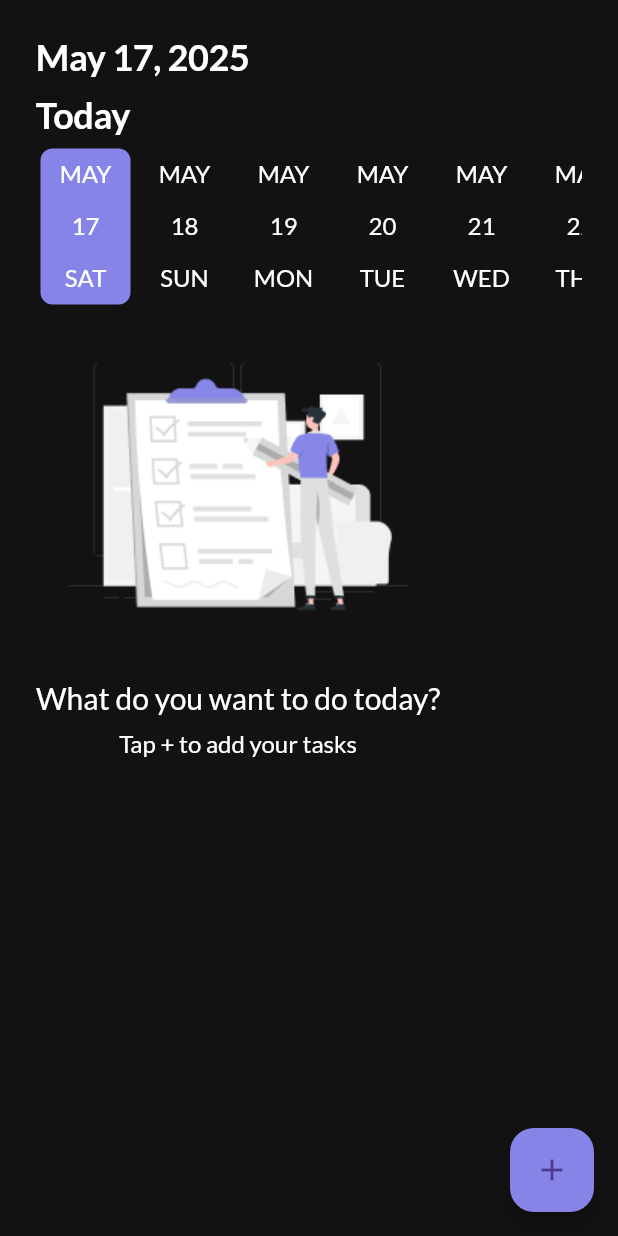
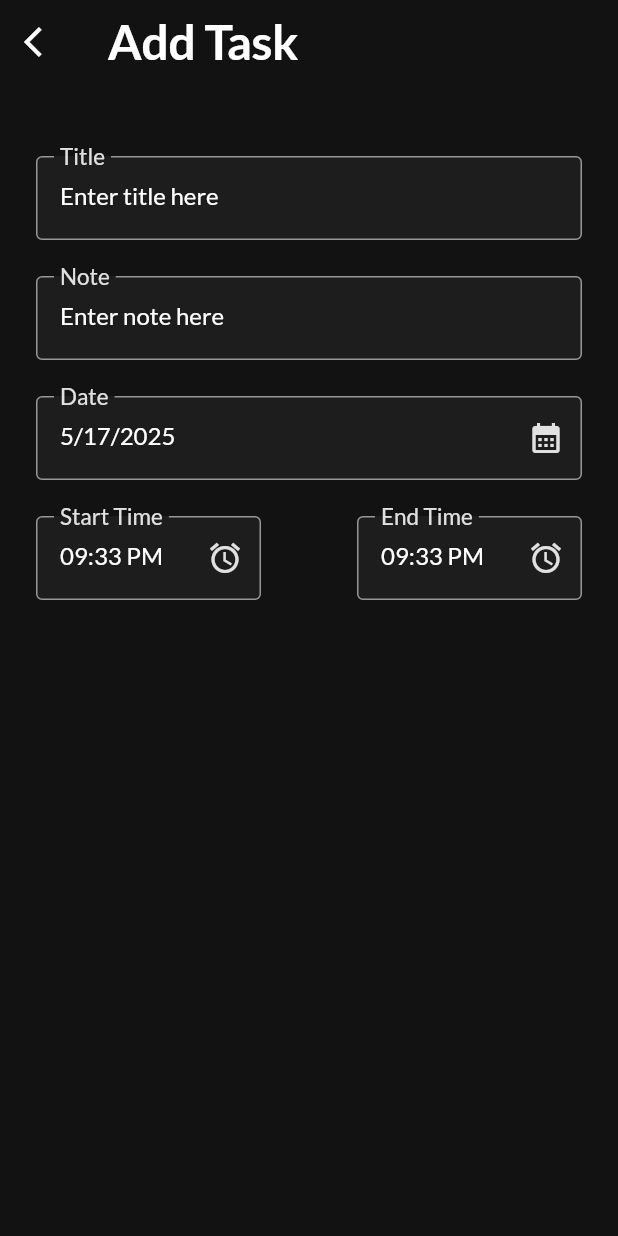
Before and after one commit to ahmedhussien12/up_todo, a Flutter app: the HomeScreen screen opened by its route, after a tap on the "add" icon, on a phone screen of 412 x 824 dp. Run offline on Flutter 3.47's test engine with Material 3 defaults, Android fonts, the phone set to English and light mode, and no system bars; drawn by our look-alikes of date_picker_timeline; our stand-ins replace get_it, google_fonts, shared_preferences, smooth_page_indicator; accounts and stored records are empty.

Commit message:
create add task add task components create task bottom sheet create task components

```diff
--- a/lib/app/app.dart
+++ b/lib/app/app.dart
@@ -5,6 +5,8 @@ import 'package:up_todo/core/utils/app_texts.dart';
 import 'package:up_todo/features/auth/presentation/screens/on_boarding_screens/on_boarding_screen.dart';
 import 'package:up_todo/features/auth/presentation/screens/splash_screen/splash_screen.dart';
 import 'package:up_todo/features/task/presentation/screens/home_screen.dart';
+
+import '../features/add_task/presentation/screens/add_task.dart';
 
 GlobalKey<NavigatorState> navigatorKey = GlobalKey();
 
@@ -22,6 +24,7 @@ class UpTodo extends StatelessWidget {
         'Splash': (context) => const SplashScreen(),
         'OnBoarding': (context) => const OnBoardingScreen(),
         'Home': (context) => const HomeScreen(),
+        'AddTask': (context) => const AddTask(),
       },
       theme: getAppThemeData(),
       darkTheme: getAppDarkThemeData(),
--- a/lib/core/theme/theme.dart
+++ b/lib/core/theme/theme.dart
@@ -35,11 +35,7 @@ ThemeData getAppThemeData() {
 ThemeData getAppDarkThemeData() {
   return ThemeData(
     scaffoldBackgroundColor: AppColors.c1,
-    appBarTheme: const AppBarTheme(
-      centerTitle: true,
-      backgroundColor: AppColors.backgroundColor,
-      elevation: 0,
-    ),
+
     textTheme: TextTheme(
       displayLarge: GoogleFonts.lato(
         fontSize: 32,
@@ -55,5 +51,6 @@ ThemeData getAppDarkThemeData() {
         shape: RoundedRectangleBorder(borderRadius: BorderRadius.circular(4)),
       ),
     ),
+
   );
 }
--- a/lib/core/utils/app_colors.dart
+++ b/lib/core/utils/app_colors.dart
@@ -10,7 +10,8 @@ class AppColors {
   static const c4 = Color(0xff4181CC);
   static const c5 = Color(0xffCC8441);
   static const c6 = Color(0xff9741CC);
-  static const textFilled = Color(0xff1D1D1D);
   static const textFilledBorder = Color(0xff979797);
   static const bottomSheetBackground = Color(0xff424242);
+  static const deleteTaskColor = Color(0xffE57373);
+  static const textFilledFillColor = Color(0xff1D1D1D);
 }
--- a/lib/core/utils/app_texts.dart
+++ b/lib/core/utils/app_texts.dart
@@ -17,10 +17,10 @@ class AppTexts {
   static const String noTaskTitle = 'What do you want to do today?';
   static const String noTaskSubTitle = 'Tap + to add your tasks';
   static const String addTask = 'Add Task';
-  static const String tilte = 'Title';
-  static const String tilteHint = 'Enter title here';
+  static const String title = 'Title';
+  static const String titleHint = 'Enter title here';
   static const String note = 'Note';
-  static const String notehint = 'Enter note here';
+  static const String noteHint = 'Enter note here';
   static const String date = 'Date';
   static const String startTime = 'Start Time';
   static const String endTime = 'End Time';
--- /dev/null
+++ b/lib/core/widgets/bottom_sheet_button.dart
@@ -0,0 +1,29 @@
+import 'package:flutter/material.dart';
+
+class BottomSheetButton extends StatelessWidget {
+  const BottomSheetButton({
+    super.key, this.color, required this.text,
+  });
+
+  final Color? color;
+  final String text;
+
+  @override
+  Widget build(BuildContext context) {
+    return Container(
+      padding: EdgeInsets.symmetric(vertical: 12,horizontal: 94),
+      margin: EdgeInsets.only(bottom: 24),
+      height: 48,
+      decoration: BoxDecoration(
+        color:color,
+        borderRadius: BorderRadius.circular(8),
+      ),
+      child: Center(
+        child: Text(
+          text,
+          style: Theme.of(context).textTheme.displayMedium,
+        ),
+      ),
+    );
+  }
+}
--- /dev/null
+++ b/lib/core/widgets/custom_text_filled.dart
@@ -0,0 +1,44 @@
+import 'package:flutter/material.dart';
+
+import '../utils/app_colors.dart';
+
+class CustomTextFilled extends StatelessWidget {
+  const CustomTextFilled({
+    super.key,
+    required this.hintText,
+    this.label,
+    this.suffixIcon, this.controller,
+  });
+
+  final String hintText;
+  final Widget? label;
+  final Widget? suffixIcon;
+  final TextEditingController? controller;
+
+  @override
+  Widget build(BuildContext context) {
+    return TextFormField(
+      cursorColor: AppColors.primaryColor,
+      controller:controller ,
+      readOnly: suffixIcon != null ? true : false,
+
+      decoration: InputDecoration(
+        hintText: hintText,
+        hintStyle: Theme.of(context).textTheme.displayMedium,
+        label: label,
+        floatingLabelBehavior: FloatingLabelBehavior.always,
+        suffixIcon: suffixIcon,
+        filled: true,
+        fillColor: AppColors.textFilledFillColor,
+        enabledBorder: OutlineInputBorder(
+          borderRadius: BorderRadius.circular(4),
+          borderSide: BorderSide(color: AppColors.textFilledBorder),
+        ),
+        focusedBorder: OutlineInputBorder(
+          borderRadius: BorderRadius.circular(4),
+          borderSide: BorderSide(color: AppColors.textFilledBorder),
+        ),
+      ),
+    );
+  }
+}
--- /dev/null
+++ b/lib/core/widgets/no_Task.dart
@@ -0,0 +1,31 @@
+import 'package:flutter/material.dart';
+
+import '../utils/app_assets.dart';
+import '../utils/app_texts.dart';
+
+class NoTask extends StatelessWidget {
+  const NoTask({super.key});
+
+  @override
+  Widget build(BuildContext context) {
+    return Center(
+      child: Column(
+        children: [
+          Image.asset(AppAssets.noTasks),
+          SizedBox(height: 10),
+          Text(
+            AppTexts.noTaskTitle,
+            style: Theme.of(
+              context,
+            ).textTheme.displayMedium!.copyWith(fontSize: 20),
+          ),
+          SizedBox(height: 10),
+          Text(
+            AppTexts.noTaskSubTitle,
+            style: Theme.of(context).textTheme.displayMedium,
+          ),
+        ],
+      ),
+    );
+  }
+}
--- /dev/null
+++ b/lib/core/widgets/task_components.dart
@@ -0,0 +1,96 @@
+import 'package:flutter/material.dart';
+
+import '../utils/app_colors.dart';
+import '../utils/app_texts.dart';
+import 'bottom_sheet_button.dart';
+
+class TaskComponent extends StatelessWidget {
+  const TaskComponent({super.key});
+
+  @override
+  Widget build(BuildContext context) {
+    return GestureDetector(
+      onTap: () {
+        showModalBottomSheet(
+          context: context,
+          builder:
+              (context) => Container(
+            color: AppColors.bottomSheetBackground,
+            padding: EdgeInsets.all(24),
+            width: double.infinity,
+            child: Column(
+              crossAxisAlignment: CrossAxisAlignment.stretch,
+              mainAxisSize: MainAxisSize.min,
+              children: [
+                BottomSheetButton(text: AppTexts.taskCompleted,color: AppColors.primaryColor,),
+                BottomSheetButton(text: AppTexts.deleteTask,color: AppColors.deleteTaskColor,),
+                BottomSheetButton(text: AppTexts.cancel,color: AppColors.primaryColor,),
+              ],
+            ),
+          ),
+        );
+      },
+      child: Container(
+        height: 128,
+        padding: EdgeInsets.all(8),
+        margin: EdgeInsets.only(bottom: 16),
+        decoration: BoxDecoration(
+          color: AppColors.c1,
+          borderRadius: BorderRadius.circular(16),
+        ),
+        // Row
+        child: Row(
+          children: [
+            // column
+            Expanded(
+              child: Column(
+                crossAxisAlignment: CrossAxisAlignment.start,
+                children: [
+                  //Text
+                  Text(
+                    'Task1',
+                    style: Theme.of(
+                      context,
+                    ).textTheme.displayMedium!.copyWith(fontSize: 24),
+                  ),
+                  SizedBox(height: 8),
+                  Row(
+                    mainAxisAlignment: MainAxisAlignment.start,
+                    children: [
+                      Icon(Icons.alarm, color: Colors.white),
+                      SizedBox(width: 8),
+                      Text(
+                        '09:33 PM - 09:48 PM',
+                        style: Theme.of(
+                          context,
+                        ).textTheme.displayMedium!.copyWith(fontSize: 16),
+                      ),
+                    ],
+                  ),
+                  SizedBox(height: 8),
+                  Text(
+                    'Learn flutter',
+                    style: Theme.of(
+                      context,
+                    ).textTheme.displayMedium!.copyWith(fontSize: 24),
+                  ),
+                ],
+              ),
+            ),
+            Container(height: 75, width: 1, color: Colors.white),
+            SizedBox(width: 10),
+            RotatedBox(
+              quarterTurns: 3,
+              child: Text(
+                AppTexts.toDo,
+                style: Theme.of(
+                  context,
+                ).textTheme.displayMedium!.copyWith(fontSize: 16),
+              ),
+            ),
+          ],
+        ),
+      ),
+    );
+  }
+}
--- /dev/null
+++ b/lib/features/add_task/presentation/components/add_task_components.dart
@@ -0,0 +1,121 @@
+import 'package:flutter/material.dart';
+import 'package:intl/intl.dart';
+
+import '../../../../core/utils/app_colors.dart';
+import '../../../../core/utils/app_texts.dart';
+import '../../../../core/widgets/custom_text_filled.dart';
+
+class AddTaskComponents extends StatefulWidget {
+  const AddTaskComponents({super.key});
+
+  @override
+  State<AddTaskComponents> createState() => _AddTaskComponentsState();
+}
+
+class _AddTaskComponentsState extends State<AddTaskComponents> {
+  DateTime selectedDate = DateTime.now();
+
+  @override
+  Widget build(BuildContext context) {
+    return Padding(
+      padding: EdgeInsets.symmetric(horizontal: 24, vertical: 48),
+      child: Column(
+        children: [
+          CustomTextFilled(
+            hintText: AppTexts.titleHint,
+            label: Text(
+              AppTexts.title,
+              style: Theme.of(context).textTheme.displayMedium!.copyWith(
+                fontSize: 20,
+                color: AppColors.textColor.withAlpha((0.87 * 255).toInt()),
+              ),
+            ),
+          ),
+          SizedBox(height: 24),
+          CustomTextFilled(
+            hintText: AppTexts.noteHint,
+            label: Text(
+              AppTexts.note,
+              style: Theme.of(context).textTheme.displayMedium!.copyWith(
+                fontSize: 20,
+                color: AppColors.textColor.withAlpha((0.87 * 255).toInt()),
+              ),
+            ),
+          ),
+          SizedBox(height: 24),
+          CustomTextFilled(
+            hintText: DateFormat('yMd').format(selectedDate),
+            suffixIcon: IconButton(
+              onPressed: () async {
+                DateTime? pickedDate = await showDatePicker(
+                  context: context,
+                  initialDate: selectedDate,
+                  firstDate: DateTime.now(),
+                  lastDate: DateTime(2100),
+                );
+
+                setState(() {
+                  selectedDate = pickedDate!;
+                });
+              },
+              icon: Icon(Icons.calendar_month),
+              color: AppColors.textColor.withAlpha((0.87 * 255).toInt()),
+            ),
+            label: Text(
+              AppTexts.date,
+              style: Theme.of(context).textTheme.displayMedium!.copyWith(
+                fontSize: 20,
+                color: AppColors.textColor.withAlpha((0.87 * 255).toInt()),
+              ),
+            ),
+          ),
+          SizedBox(height: 24),
+          Row(
+            mainAxisAlignment: MainAxisAlignment.spaceBetween,
+            children: [
+              SizedBox(
+                width: 150,
+                child: CustomTextFilled(
+                  hintText: "09:33 PM",
+                  suffixIcon: Icon(
+                    Icons.alarm,
+                    color: AppColors.textColor.withAlpha((0.87 * 255).toInt()),
+                  ),
+                  label: Text(
+                    AppTexts.startTime,
+                    style: Theme.of(context).textTheme.displayMedium!.copyWith(
+                      fontSize: 20,
+                      color: AppColors.textColor.withAlpha(
+                        (0.87 * 255).toInt(),
+                      ),
+                    ),
+                  ),
+                ),
+              ),
+
+              SizedBox(
+                width: 150,
+                child: CustomTextFilled(
+                  hintText: "09:33 PM",
+                  suffixIcon: Icon(
+                    Icons.alarm,
+                    color: AppColors.textColor.withAlpha((0.87 * 255).toInt()),
+                  ),
+                  label: Text(
+                    AppTexts.endTime,
+                    style: Theme.of(context).textTheme.displayMedium!.copyWith(
+                      fontSize: 20,
+                      color: AppColors.textColor.withAlpha(
+                        (0.87 * 255).toInt(),
+                      ),
+                    ),
+                  ),
+                ),
+              ),
+            ],
+          ),
+        ],
+      ),
+    );
+  }
+}
--- /dev/null
+++ b/lib/features/add_task/presentation/screens/add_task.dart
@@ -0,0 +1,28 @@
+import 'package:flutter/material.dart';
+
+
+import '../components/add_task_components.dart';
+
+class AddTask extends StatelessWidget {
+  const AddTask({super.key});
+
+  @override
+  Widget build(BuildContext context) {
+    return Scaffold(
+      appBar: AppBar(
+        title: Text(
+          'Add Task',
+          style: Theme.of(context).textTheme.displayLarge!,
+        ),
+        centerTitle: false,
+        leading: IconButton(
+          onPressed: () {
+            Navigator.pop(context);
+          },
+          icon: Icon(Icons.arrow_back_ios, color: Colors.white),
+        ),
+      ),
+      body: AddTaskComponents(),
+    );
+  }
+}
--- a/lib/features/task/presentation/screens/home_screen.dart
+++ b/lib/features/task/presentation/screens/home_screen.dart
@@ -1,10 +1,9 @@
 import 'package:date_picker_timeline/date_picker_timeline.dart';
 import 'package:flutter/material.dart';
 import 'package:intl/intl.dart';
-import 'package:up_todo/core/utils/app_assets.dart';
-import 'package:up_todo/core/utils/app_texts.dart';
 
 import '../../../../core/utils/app_colors.dart';
+import '../../../../core/widgets/task_components.dart';
 
 class HomeScreen extends StatelessWidget {
   const HomeScreen({super.key});
@@ -13,7 +12,9 @@ class HomeScreen extends StatelessWidget {
   Widget build(BuildContext context) {
     return Scaffold(
       floatingActionButton: FloatingActionButton(
-        onPressed: () {},
+        onPressed: () {
+          Navigator.pushNamed(context, 'AddTask');
+        },
         child: const Icon(Icons.add),
       ),
       body: SafeArea(
@@ -36,7 +37,8 @@ class HomeScreen extends StatelessWidget {
                 ).textTheme.displayLarge!.copyWith(fontSize: 24),
               ),
               SizedBox(height: 6),
-              SizedBox(height: 110,
+              SizedBox(
+                height: 110,
                 child: DatePicker(
                   DateTime.now(),
                   initialSelectedDate: DateTime.now(),
@@ -45,31 +47,15 @@ class HomeScreen extends StatelessWidget {
                   dayTextStyle: Theme.of(context).textTheme.displayMedium!,
                   dateTextStyle: Theme.of(context).textTheme.displayMedium!,
                   monthTextStyle: Theme.of(context).textTheme.displayMedium!,
-                  onDateChange: (date) {
-                  },
+                  onDateChange: (date) {},
                 ),
               ),
               SizedBox(height: 11),
-              noTasksWidget(context),
-
-
+              TaskComponent(),
             ],
           ),
         ),
       ),
     );
   }
-
-  Column noTasksWidget(BuildContext context) {
-    return Column(
-              children: [
-
-                Image.asset(AppAssets.noTasks),
-                SizedBox(height: 10,),
-                Text(AppTexts.noTaskTitle, style: Theme.of(context).textTheme.displayMedium!.copyWith(fontSize: 20),),
-                SizedBox(height: 10,),
-                Text(AppTexts.noTaskSubTitle, style: Theme.of(context).textTheme.displayMedium,),
-              ],
-            );
-  }
 }
```
